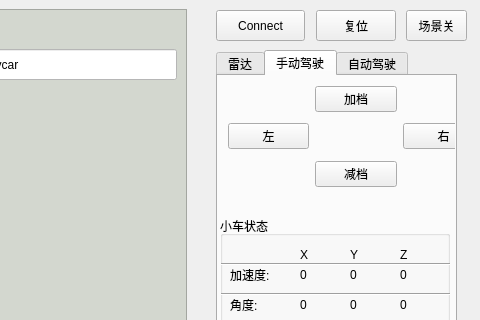
qq936859639/test2, file AICarDemo/aicardemo.ui: the form before one commit; both pictures show x 544 to 1024 and y 0 to 320 of the 1024 by 552 pixel window.
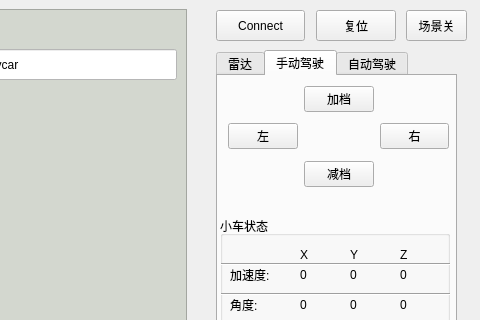
The form after the commit. Icons and pictures are not drawn.

```diff
--- a/AICarDemo/aicardemo.ui
+++ b/AICarDemo/aicardemo.ui
@@ -339,7 +339,7 @@
       <rect>
        <x>10</x>
        <y>10</y>
-       <width>256</width>
+       <width>221</width>
        <height>101</height>
       </rect>
      </property>
```
